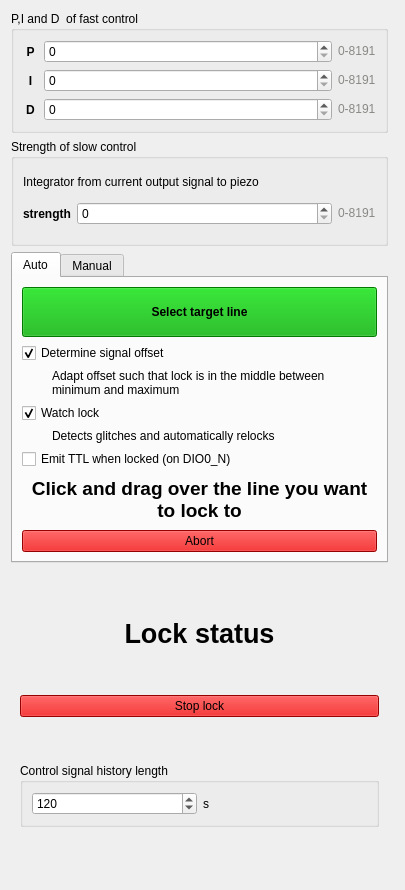
The window that linien/client/ui/locking_panel.ui (linien-org/linien) describes before a commit, drawn with Qt 5.
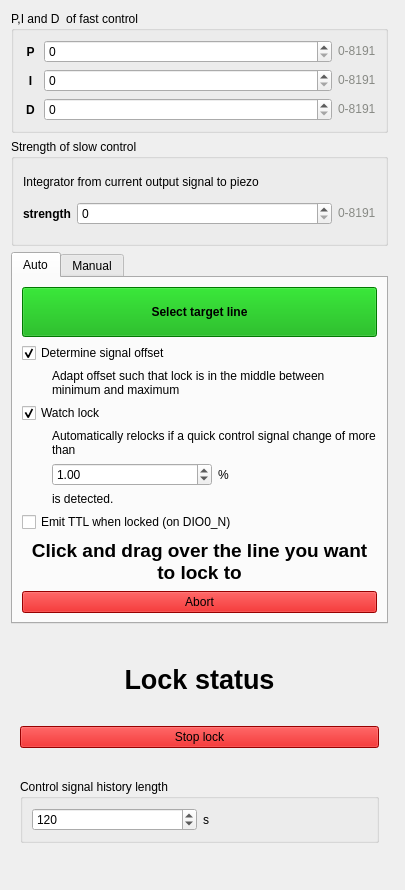
The same window after the commit. Custom widgets are drawn as their Qt base class.

Commit message: control for watcher threshold

```diff
--- a/linien/client/ui/locking_panel.ui
+++ b/linien/client/ui/locking_panel.ui
@@ -36,8 +36,8 @@
        <rect>
         <x>0</x>
         <y>0</y>
-        <width>393</width>
-        <height>878</height>
+        <width>379</width>
+        <height>953</height>
        </rect>
       </property>
       <layout class="QVBoxLayout" name="verticalLayout_3">
@@ -518,7 +518,7 @@
               <item>
                <widget class="QLabel" name="label_8">
                 <property name="text">
-                 <string>Detects glitches and automatically relocks</string>
+                 <string>Automatically relocks if a quick control signal change of more than</string>
                 </property>
                 <property name="wordWrap">
                  <bool>true</bool>
@@ -531,6 +531,40 @@
                 </property>
                </widget>
               </item>
+              <item>
+               <layout class="QHBoxLayout" name="horizontalLayout_5">
+                <property name="leftMargin">
+                 <number>30</number>
+                </property>
+                <item>
+                 <widget class="QDoubleSpinBox" name="watch_lock_threshold">
+                  <property name="maximum">
+                   <double>50.000000000000000</double>
+                  </property>
+                  <property name="value">
+                   <double>1.000000000000000</double>
+                  </property>
+                 </widget>
+                </item>
+                <item>
+                 <widget class="QLabel" name="label_15">
+                  <property name="text">
+                   <string>%</string>
+                  </property>
+                 </widget>
+                </item>
+               </layout>
+              </item>
+              <item>
+               <widget class="QLabel" name="label_16">
+                <property name="text">
+                 <string>is detected.</string>
+                </property>
+                <property name="indent">
+                 <number>30</number>
+                </property>
+               </widget>
+              </item>
               <item>
                <widget class="QCheckBox" name="checkBox_4">
                 <property name="text">
```
The commit also changes 1 other file.
